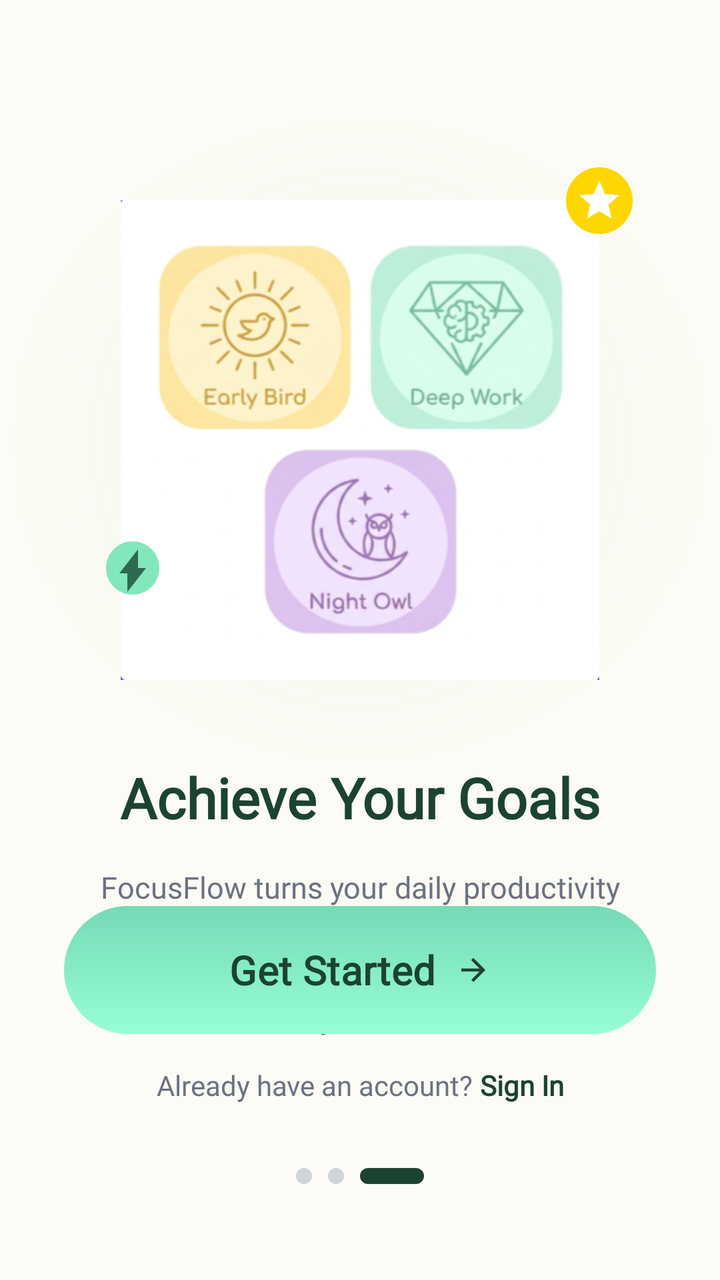
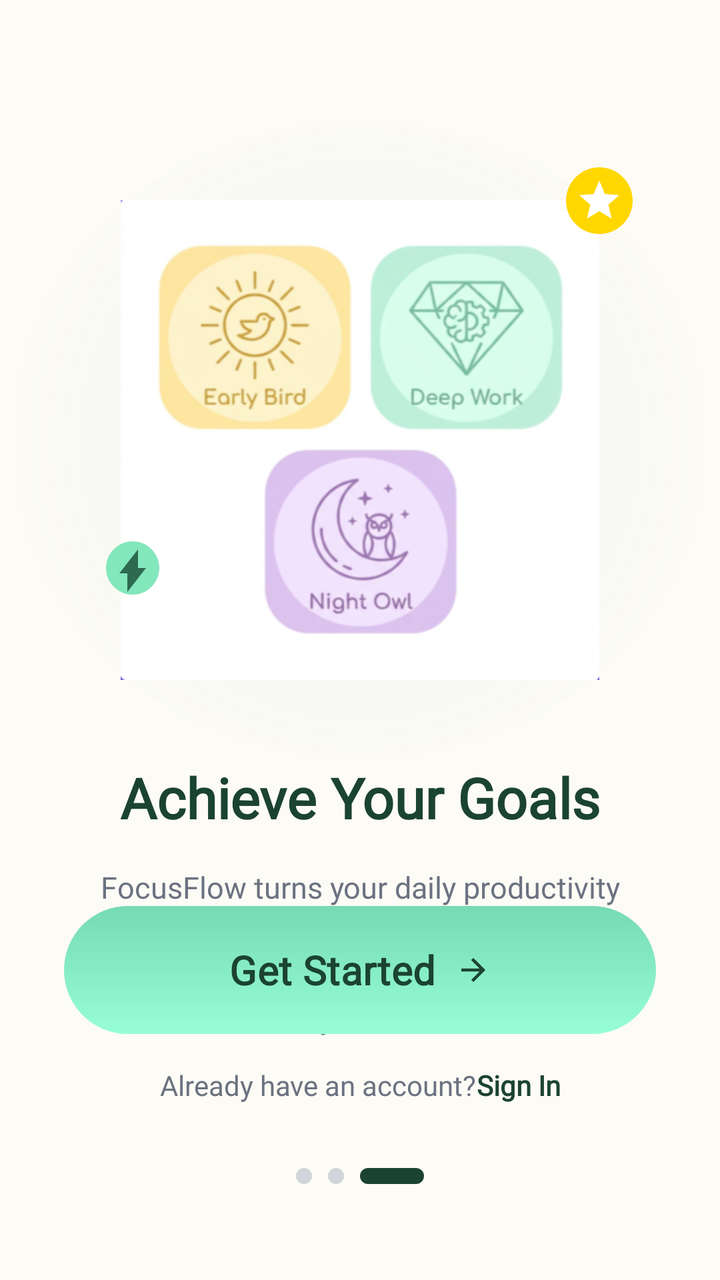

The first picture is an Android layout as it rendered before a commit; the second is the same layout after the commit. The layout source and the unified diff follow.
<!-- AndroidManifest.xml: application theme Theme.FinalProjectHudaLulu220253814 -->
<!-- res/layout/activity_onboarding3.xml -->
<?xml version="1.0" encoding="utf-8"?>
<androidx.constraintlayout.widget.ConstraintLayout xmlns:android="http://schemas.android.com/apk/res/android"
    xmlns:app="http://schemas.android.com/apk/res-auto"
    xmlns:tools="http://schemas.android.com/tools"
    android:id="@+id/main"
    android:layout_width="match_parent"
    android:layout_height="match_parent"
    android:background="@color/background_cream"
    tools:context=".onboarding3">

    
    <androidx.constraintlayout.widget.ConstraintLayout
        android:id="@+id/clBadgeContainer"
        android:layout_width="0dp"
        android:layout_height="wrap_content"
        android:layout_marginTop="60dp"
        app:layout_constraintEnd_toEndOf="parent"
        app:layout_constraintStart_toStartOf="parent"
        app:layout_constraintTop_toTopOf="parent">

        
        <View
            android:layout_width="350dp"
            android:layout_height="320dp"
            android:background="@drawable/soft_glow"
            app:layout_constraintBottom_toBottomOf="parent"
            app:layout_constraintEnd_toEndOf="parent"
            app:layout_constraintStart_toStartOf="parent"
            app:layout_constraintTop_toTopOf="parent" />

        <ImageView
            android:id="@+id/ivBadges"
            android:layout_width="240dp"
            android:layout_height="240dp"
            android:src="@drawable/badges"
            app:layout_constraintBottom_toBottomOf="parent"
            app:layout_constraintEnd_toEndOf="parent"
            app:layout_constraintStart_toStartOf="parent"
            app:layout_constraintTop_toTopOf="parent" />

        
        <ImageView
            android:layout_width="40dp"
            android:layout_height="40dp"
            android:src="@drawable/ic_star_floating"
            app:layout_constraintTop_toTopOf="@id/ivBadges"
            app:layout_constraintEnd_toEndOf="@id/ivBadges"
            android:layout_marginTop="-20dp"
            android:layout_marginEnd="-20dp"
            />

        <ImageView
            android:layout_width="32dp"
            android:layout_height="32dp"
            android:src="@drawable/ic_bolt_floating"
            app:layout_constraintBottom_toBottomOf="@id/ivBadges"
            app:layout_constraintStart_toStartOf="@id/ivBadges"
            android:layout_marginBottom="40dp"
            android:layout_marginStart="-10dp" />

    </androidx.constraintlayout.widget.ConstraintLayout>

    
    <TextView
        android:id="@+id/tvTitle"
        android:layout_width="wrap_content"
        android:layout_height="wrap_content"
        android:fontFamily="@font/quicksand"
        android:text="Achieve Your Goals"
        android:textColor="@color/text_green"
        android:textSize="28sp"
        android:textStyle="bold"
        app:layout_constraintEnd_toEndOf="parent"
        app:layout_constraintStart_toStartOf="parent"
        app:layout_constraintTop_toBottomOf="@id/clBadgeContainer" />

    <TextView
        android:id="@+id/tvDescription"
        android:layout_width="0dp"
        android:layout_height="wrap_content"
        android:layout_marginStart="40dp"
        android:layout_marginTop="16dp"
        android:layout_marginEnd="40dp"
        android:fontFamily="@font/inter"
        android:gravity="center"
        android:lineSpacingExtra="4dp"
        android:text="FocusFlow turns your daily productivity into a rewarding journey. Stay sharp, earn badges, and build the habits you've always wanted."
        android:textColor="@color/text_gray"
        android:textSize="15sp"
        app:layout_constraintEnd_toEndOf="parent"
        app:layout_constraintStart_toStartOf="parent"
        app:layout_constraintTop_toBottomOf="@id/tvTitle" />

    
    <LinearLayout
        android:id="@+id/llFeatures"
        android:layout_width="350dp"
        android:layout_height="120dp"
        android:layout_marginTop="32dp"
        android:layout_marginBottom="32dp"
        android:orientation="horizontal"
        app:layout_constraintBottom_toTopOf="@+id/btnGetStarted"
        app:layout_constraintEnd_toEndOf="parent"
        app:layout_constraintStart_toStartOf="parent"
        app:layout_constraintTop_toBottomOf="@id/tvDescription">

        <androidx.cardview.widget.CardView
            android:layout_width="0dp"
            android:layout_height="wrap_content"
            android:layout_marginEnd="12dp"
            android:layout_marginTop="10dp"
            android:layout_marginBottom="10dp"
            android:layout_weight="1"
            app:cardCornerRadius="16dp"
            app:cardElevation="2dp">

            <LinearLayout
                android:layout_width="match_parent"
                android:layout_height="wrap_content"
                android:orientation="vertical"
                android:padding="16dp">

                <ImageView
                    android:layout_width="32dp"
                    android:layout_height="32dp"
                    android:src="@drawable/ic_timer_green" />

                <TextView
                    android:layout_width="wrap_content"
                    android:layout_height="wrap_content"
                    android:layout_marginTop="8dp"
                    android:fontFamily="@font/quicksand"
                    android:text="Smart Timer"
                    android:textColor="@color/text_green"
                    android:textSize="14sp"
                    android:textStyle="bold" />
            </LinearLayout>
        </androidx.cardview.widget.CardView>

        <androidx.cardview.widget.CardView
            android:layout_width="0dp"
            android:layout_height="wrap_content"
            android:layout_weight="1"
            android:layout_marginTop="10dp"
            android:layout_marginBottom="10dp"
            app:cardCornerRadius="16dp"
            app:cardElevation="2dp">

            <LinearLayout
                android:layout_width="match_parent"
                android:layout_height="wrap_content"
                android:orientation="vertical"
                android:padding="16dp">

                <ImageView
                    android:layout_width="32dp"
                    android:layout_height="32dp"
                    android:src="@drawable/ic_analytics_yellow" />

                <TextView
                    android:layout_width="wrap_content"
                    android:layout_height="wrap_content"
                    android:layout_marginTop="8dp"
                    android:fontFamily="@font/quicksand"
                    android:text="Deep Analytics"
                    android:textColor="@color/text_green"
                    android:textSize="14sp"
                    android:textStyle="bold" />
            </LinearLayout>
        </androidx.cardview.widget.CardView>

    </LinearLayout>

    
    <com.google.android.material.button.MaterialButton
        android:id="@+id/btnGetStarted"
        android:layout_width="match_parent"
        android:layout_height="64dp"
        android:layout_marginStart="32dp"
        android:layout_marginEnd="32dp"
        android:layout_marginBottom="16dp"
        app:backgroundTint="@null"
        android:background="@drawable/button_gradient"
        android:fontFamily="@font/quicksand"
        android:text="Get Started"
        android:textAllCaps="false"
        android:textColor="@color/text_green"
        android:textSize="20sp"
        android:textStyle="bold"
        app:cornerRadius="32dp"
        app:icon="@drawable/ic_arrow_next"
        app:iconGravity="textEnd"
        app:iconPadding="10dp"
        app:iconTint="@color/text_green"
        app:layout_constraintBottom_toTopOf="@id/llFooter"
        app:layout_constraintEnd_toEndOf="parent"
        app:layout_constraintStart_toStartOf="parent" />

    <LinearLayout
        android:id="@+id/llFooter"
        android:layout_width="wrap_content"
        android:layout_height="wrap_content"
        android:layout_marginBottom="32dp"
        android:orientation="horizontal"
        app:layout_constraintBottom_toTopOf="@id/layoutIndicator"
        app:layout_constraintEnd_toEndOf="parent"
        app:layout_constraintStart_toStartOf="parent">

        <TextView
            android:layout_width="wrap_content"
            android:layout_height="wrap_content"
            android:fontFamily="@font/inter"
            android:text="Already have an account? "
            android:textColor="@color/text_gray"
            android:textSize="14sp" />

        <TextView
            android:id="@+id/tvSignIn"
            android:layout_width="wrap_content"
            android:layout_height="wrap_content"
            android:fontFamily="@font/inter"
            android:text="Sign In"
            android:textColor="@color/text_green"
            android:textSize="14sp"
            android:textStyle="bold" />
    </LinearLayout>

    
    <LinearLayout
        android:id="@+id/layoutIndicator"
        android:layout_width="wrap_content"
        android:layout_height="wrap_content"
        android:layout_marginBottom="48dp"
        android:gravity="center"
        android:orientation="horizontal"
        app:layout_constraintBottom_toBottomOf="parent"
        app:layout_constraintEnd_toEndOf="parent"
        app:layout_constraintStart_toStartOf="parent">

        <View
            android:layout_width="8dp"
            android:layout_height="8dp"
            android:layout_marginEnd="8dp"
            android:background="@drawable/indicator_inactive" />

        <View
            android:layout_width="8dp"
            android:layout_height="8dp"
            android:layout_marginEnd="8dp"
            android:background="@drawable/indicator_inactive" />

        <View
            android:layout_width="32dp"
            android:layout_height="8dp"
            android:background="@drawable/indicator_active" />

    </LinearLayout>

</androidx.constraintlayout.widget.ConstraintLayout>
<!-- resources referenced by this layout -->
<resources>
  <color name="background_cream">#FDFBF5</color>
  <color name="text_gray">#6B7280</color>
  <color name="text_green">#1B4332</color>
  <!-- drawable button_gradient (drawable) -->
  <?xml version="1.0" encoding="utf-8"?>
  <shape xmlns:android="http://schemas.android.com/apk/res/android"
      android:shape="rectangle">
      <gradient
          android:angle="50"
          android:endColor="@color/primary_green_start"
          android:startColor="@color/primary_green_end"
          android:type="linear" />
      <corners android:radius="32dp" />
  </shape>
  <!-- drawable ic_arrow_next (drawable) -->
  <?xml version="1.0" encoding="utf-8"?>
  <vector xmlns:android="http://schemas.android.com/apk/res/android"
      android:width="24dp"
      android:height="24dp"
      android:viewportWidth="24"
      android:viewportHeight="24">
      <path
          android:fillColor="@color/text_green"
          android:pathData="M12,4l-1.41,1.41L16.17,11H4v2h12.17l-5.58,5.59L12,20l8,-8L12,4z" />
  </vector>
  <!-- drawable ic_bolt_floating (drawable) -->
  <?xml version="1.0" encoding="utf-8"?>
  <vector xmlns:android="http://schemas.android.com/apk/res/android"
      android:width="28dp"
      android:height="28dp"
      android:viewportWidth="24"
      android:viewportHeight="24">
      <path
          android:fillColor="#83E7BC"
          android:pathData="M12,2L12,2c5.52,0,10,4.48,10,10s-4.48,10-10,10S2,17.52,2,12S6.48,2,12,2z" />
      <path
          android:fillColor="#2D6A4F"
          android:pathData="M7,14h3v7l7-9h-3V5L7,14z" />
  </vector>
  <!-- drawable indicator_active (drawable) -->
  <?xml version="1.0" encoding="utf-8"?>
  <shape xmlns:android="http://schemas.android.com/apk/res/android"
      android:shape="rectangle">
      <solid android:color="@color/text_green" />
      <corners android:radius="4dp" />
  </shape>
  <!-- drawable indicator_inactive (drawable) -->
  <?xml version="1.0" encoding="utf-8"?>
  <shape xmlns:android="http://schemas.android.com/apk/res/android"
      android:shape="oval">
      <solid android:color="@color/color_indicator_inactive" />
      <size android:width="8dp" android:height="8dp" />
  </shape>
  <!-- drawable soft_glow (drawable) -->
  <?xml version="1.0" encoding="utf-8"?>
  <shape xmlns:android="http://schemas.android.com/apk/res/android"
      android:shape="oval">
      <gradient
          android:type="radial"
          android:gradientRadius="200dp"
          android:startColor="#1A83E7BC"
          android:endColor="#0083E7BC"
          android:centerX="0.5"
          android:centerY="0.5" />
  </shape>
  <style name="Theme.FinalProjectHudaLulu220253814" parent="Base.Theme.FinalProjectHudaLulu220253814" />
  <color name="primary_green_start">#97FED7</color>
  <color name="primary_green_end">#75DAB5</color>
  <color name="color_indicator_inactive">#D1D5DB</color>
  <style name="Base.Theme.FinalProjectHudaLulu220253814" parent="Theme.Material3.DayNight.NoActionBar">
          
          
      </style>
  <!-- unchanged entries left out for length: 4 -->
</resources>

<!-- the commit's change to res/layout/activity_onboarding3.xml (unified diff, before → after) -->
@@ -66,7 +66,7 @@
         android:layout_width="wrap_content"
         android:layout_height="wrap_content"
         android:fontFamily="@font/quicksand"
-        android:text="Achieve Your Goals"
+        android:text="@string/onboarding3_title"
         android:textColor="@color/text_green"
         android:textSize="28sp"
         android:textStyle="bold"
@@ -84,7 +84,7 @@
         android:fontFamily="@font/inter"
         android:gravity="center"
         android:lineSpacingExtra="4dp"
-        android:text="FocusFlow turns your daily productivity into a rewarding journey. Stay sharp, earn badges, and build the habits you've always wanted."
+        android:text="@string/onboarding3_desc"
         android:textColor="@color/text_gray"
         android:textSize="15sp"
         app:layout_constraintEnd_toEndOf="parent"
@@ -130,7 +130,7 @@
                     android:layout_height="wrap_content"
                     android:layout_marginTop="8dp"
                     android:fontFamily="@font/quicksand"
-                    android:text="Smart Timer"
+                    android:text="@string/smart_timer_label"
                     android:textColor="@color/text_green"
                     android:textSize="14sp"
                     android:textStyle="bold" />
@@ -162,7 +162,7 @@
                     android:layout_height="wrap_content"
                     android:layout_marginTop="8dp"
                     android:fontFamily="@font/quicksand"
-                    android:text="Deep Analytics"
+                    android:text="@string/deep_analytics_label"
                     android:textColor="@color/text_green"
                     android:textSize="14sp"
                     android:textStyle="bold" />
@@ -182,7 +182,7 @@
         app:backgroundTint="@null"
         android:background="@drawable/button_gradient"
         android:fontFamily="@font/quicksand"
-        android:text="Get Started"
+        android:text="@string/get_started"
         android:textAllCaps="false"
         android:textColor="@color/text_green"
         android:textSize="20sp"
@@ -210,7 +210,7 @@
             android:layout_width="wrap_content"
             android:layout_height="wrap_content"
             android:fontFamily="@font/inter"
-            android:text="Already have an account? "
+            android:text="@string/already_have_account"
             android:textColor="@color/text_gray"
             android:textSize="14sp" />
 
@@ -219,7 +219,7 @@
             android:layout_width="wrap_content"
             android:layout_height="wrap_content"
             android:fontFamily="@font/inter"
-            android:text="Sign In"
+            android:text="@string/sign_in"
             android:textColor="@color/text_green"
             android:textSize="14sp"
             android:textStyle="bold" />
<!-- resource entries referenced after the edit -->
@@ -20,7 +20,8 @@
       android:width="24dp"
       android:height="24dp"
       android:viewportWidth="24"
-      android:viewportHeight="24">
+      android:viewportHeight="24"
+      android:autoMirrored="true">
       <path
           android:fillColor="@color/text_green"
           android:pathData="M12,4l-1.41,1.41L16.17,11H4v2h12.17l-5.58,5.59L12,20l8,-8L12,4z" />
@@ -65,6 +66,13 @@
           android:centerX="0.5"
           android:centerY="0.5" />
   </shape>
+  <string name="already_have_account">Already have an account? </string>
+  <string name="deep_analytics_label">Deep Analytics</string>
+  <string name="get_started">Get Started</string>
+  <string name="onboarding3_desc">FocusFlow turns your daily productivity into a rewarding journey. Stay sharp, earn badges, and build the habits you\'ve always wanted.</string>
+  <string name="onboarding3_title">Achieve Your Goals</string>
+  <string name="sign_in">Sign In</string>
+  <string name="smart_timer_label">Smart Timer</string>
   <style name="Theme.FinalProjectHudaLulu220253814" parent="Base.Theme.FinalProjectHudaLulu220253814" />
   <color name="primary_green_start">#97FED7</color>
   <color name="primary_green_end">#75DAB5</color>
